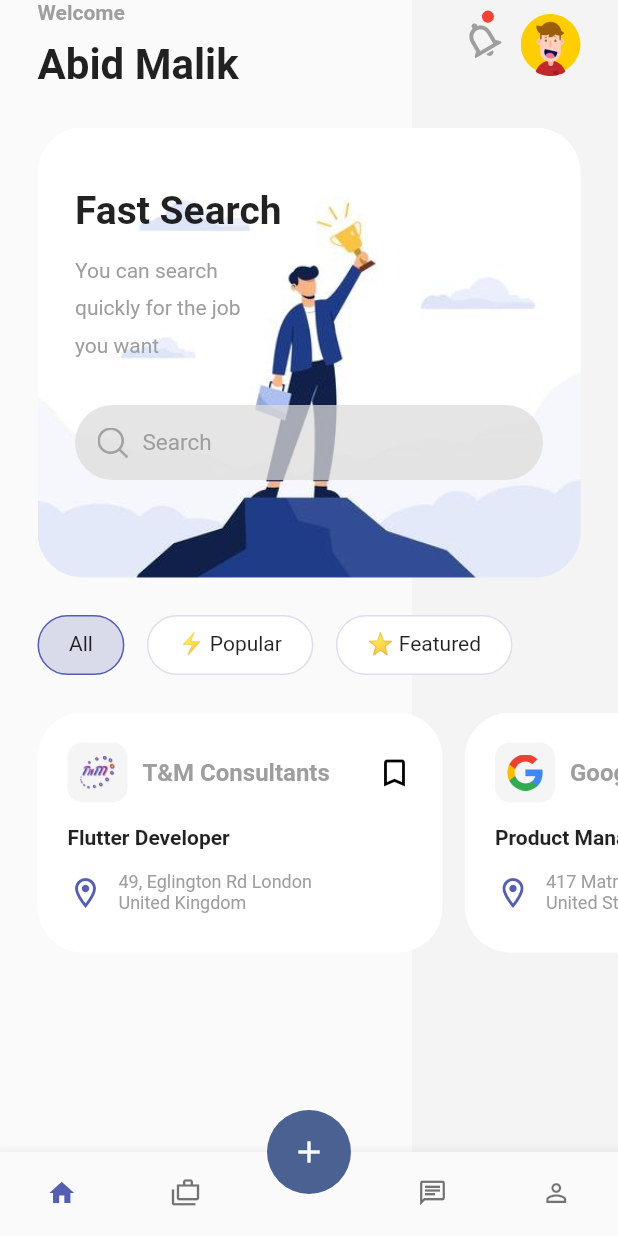
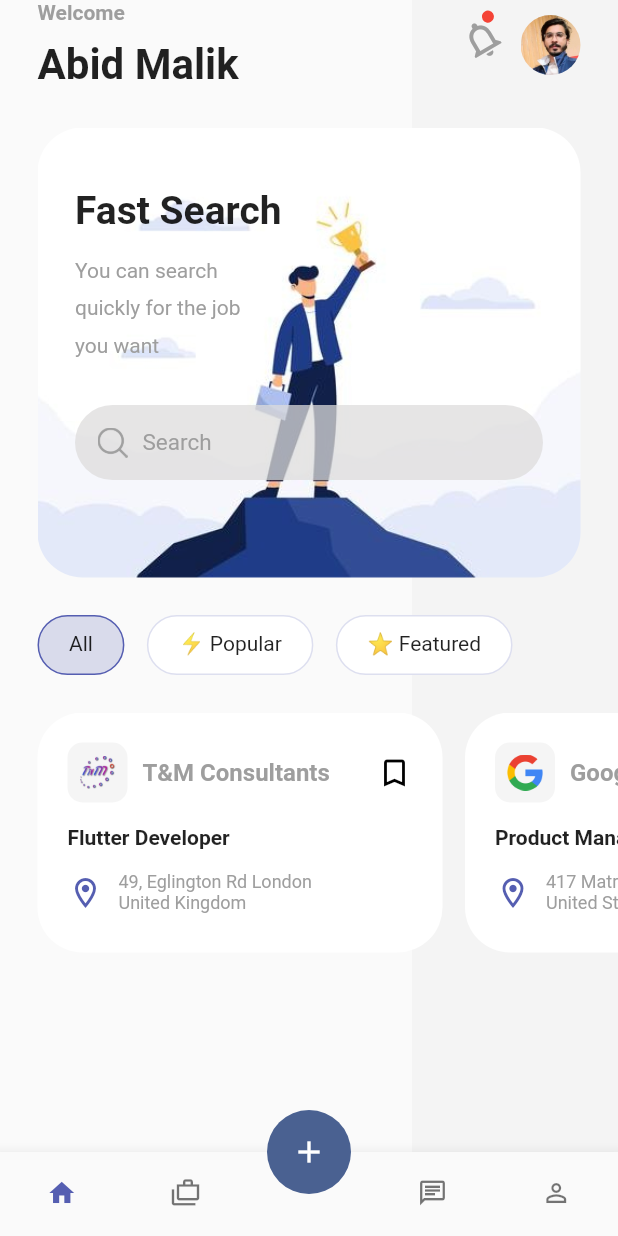
Before and after one commit to Abid-Malik1/Job-Finder, a Flutter app: the screen it shows after launch, on a phone screen of 412 x 824 dp. Run offline on Flutter 3.47's test engine with Material 2 defaults, Android fonts, the phone set to English and light mode, and no system bars.

Commit message:
Job Finder

```diff
--- a/lib/screens/home/widgets/home_app_bar.dart
+++ b/lib/screens/home/widgets/home_app_bar.dart
@@ -64,7 +64,7 @@ class HomeAppBar extends StatelessWidget {
                 SizedBox(width: 30),
                 ClipOval(
                   child: Image.asset(
-                    'assets/images/avatar.png',
+                    'assets/images/abidmalik.jpg',
                     width: 40,
                   ),
                 )
```
Also changed, not shown: assets/images/abidmalik.jpg (added), assets/images/avatar.png (deleted), 3 other files.
